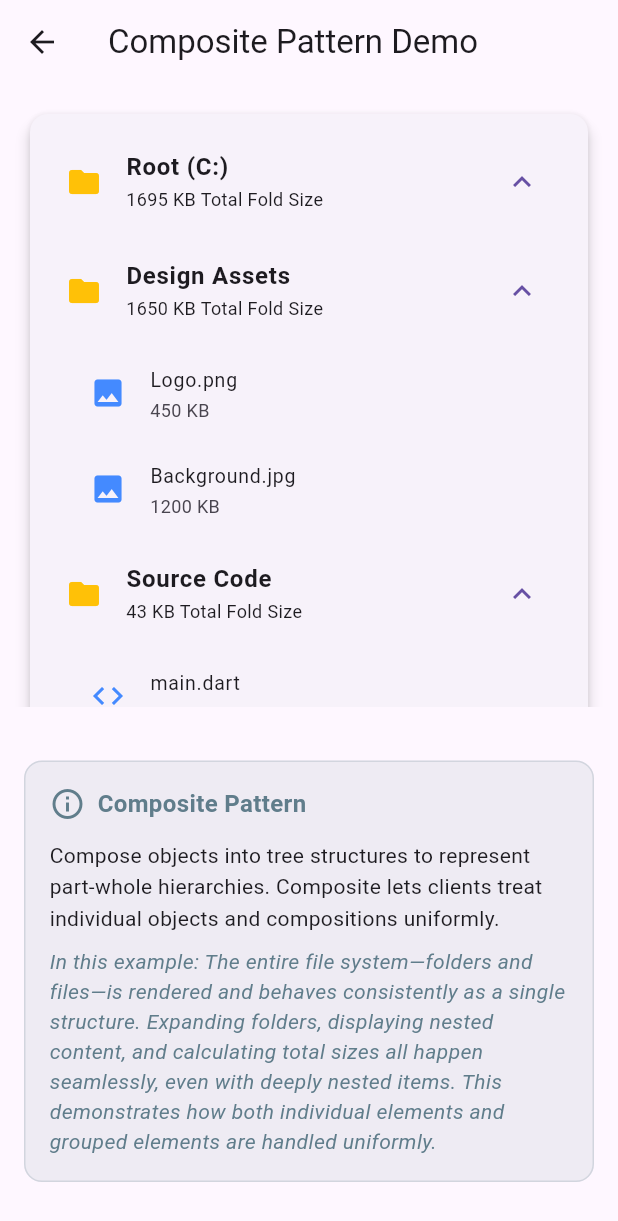
After one commit to abdalrhman7/design-patterns-by-example-dart-flutter, a Flutter app: the CompositeFileSystemScreen screen opened directly, on a phone screen of 412 x 824 dp. The commit adds this screen. Shown: the top 1221 px of the screen. Run offline on Flutter 3.47's test engine with Material 3 defaults, Android fonts, the phone set to English and light mode, and no system bars.

Commit message:
add Composite pattern flutter example

```diff
--- a/lib/home_screen/home_pattern_catalog.dart
+++ b/lib/home_screen/home_pattern_catalog.dart
@@ -14,6 +14,7 @@ import 'package:design_patterns_flutter/behavioral/iterator/flutter_examples/tim
 import 'package:design_patterns_flutter/structural/decorator/flutter_examples/pizza_decorator/ui/decorator_pizza_screen.dart';
 import 'package:design_patterns_flutter/structural/facade/flutter_examples/social_share/ui/social_share_screen.dart';
 import 'package:design_patterns_flutter/structural/facade/flutter_examples/travel_booking/ui/travel_booking_screen.dart';
+import 'package:design_patterns_flutter/structural/composite/flutter_examples/file_system/ui/composite_file_system_screen.dart';
 
 List<PatternCategory> buildHomePatternCatalog() {
   return [
@@ -184,6 +185,17 @@ List<PatternCategory> buildHomePatternCatalog() {
             ),
           ],
         ),
+        PatternItem(
+          name: 'Composite Pattern',
+          description: 'Compose objects into tree structures to represent part-whole hierarchies.',
+          examples: [
+            const ExampleItem(
+              title: 'Example 1: File System Explorer',
+              subtitle: 'Recursively rendering folders and files with uniform treatment.',
+              screen: CompositeFileSystemScreen(),
+            ),
+          ],
+        ),
       ],
     ),
   ];
--- /dev/null
+++ b/lib/structural/composite/flutter_examples/file_system/file_system_components.dart
@@ -0,0 +1,124 @@
+import 'package:flutter/material.dart';
+
+
+/// -------------------------------------------------------------
+/// 🧠 Example Context: File System (Composite Pattern)
+/// -------------------------------------------------------------
+/// Think about how a real file system works:
+///
+/// - You have individual files (like images, code files, documents).
+/// - You also have folders (directories) that can contain:
+///     • files
+///     • other folders (nested structure)
+///
+/// Example:
+/// Root Folder
+///   ├── Design Assets
+///   │     ├── Logo.png
+///   │     └── Background.jpg
+///   ├── Source Code
+///   │     ├── main.dart
+///   │     └── Utils
+///   │           ├── constants.dart
+///   │           └── api_helper.dart
+///   └── README.md
+///
+/// 💡 The key idea:
+/// A folder and a file should be treated the SAME way.
+///
+/// For example:
+/// - Get total size → works for file OR folder
+/// - Render UI → works for file OR folder
+///
+/// 👉 This is what the Composite Pattern solves:
+/// It allows us to treat individual objects (files)
+/// and groups of objects (folders) uniformly.
+///
+/// In this example:
+/// - FileItem = Leaf (single file)
+/// - DirectoryItem = Composite (can contain files or folders)
+/// - FileSystemComponent = common interface
+
+// -------------------------------------------------------------
+// 🔹 1. Component (The common interface)
+// -------------------------------------------------------------
+// This abstract class provides a uniform interface for both individual files
+// and complex directories. It dictates how they should calculate their size
+// and how they should render themselves in Flutter.
+abstract class FileSystemComponent {
+  final String name;
+
+  FileSystemComponent(this.name);
+
+  // Operation to calculate total size
+  int getSize();
+
+  // Operation to render its corresponding UI Widget
+  Widget buildWidget(BuildContext context);
+}
+
+// -------------------------------------------------------------
+// 🔹 2. Leaf (Atomic Element)
+// -------------------------------------------------------------
+// Represents a single file. It does not have children.
+class FileItem extends FileSystemComponent {
+  final int sizeInKb;
+  final IconData icon;
+
+  FileItem(super.name, this.sizeInKb, this.icon);
+
+  @override
+  int getSize() => sizeInKb;
+
+  @override
+  Widget buildWidget(BuildContext context) {
+    // A Leaf simply renders itself as a simple List Item.
+    return ListTile(
+      leading: Icon(icon, color: Colors.blueAccent),
+      title: Text(name),
+      subtitle: Text('$sizeInKb KB'),
+      dense: true,
+      contentPadding: const EdgeInsets.only(left: 32.0, right: 16.0),
+    );
+  }
+}
+
+// -------------------------------------------------------------
+// 🔹 3. Composite (Container Element)
+// -------------------------------------------------------------
+// Represents a directory that can contain multiple files or other directories.
+class DirectoryItem extends FileSystemComponent {
+  final List<FileSystemComponent> _components = [];
+
+  DirectoryItem(super.name);
+
+  void addComponent(FileSystemComponent component) {
+    _components.add(component);
+  }
+
+  @override
+  int getSize() {
+    // 🔹 Recursive Size Calculation
+    // Calculates the total size of everything inside this directory (and subdirectories).
+    return _components.fold(0, (total, component) => total + component.getSize());
+  }
+
+  @override
+  Widget buildWidget(BuildContext context) {
+    // 🔹 Recursive UI Rendering
+    // A Composite renders itself as an expandable tile, and automatically
+    // asks all of its children to render themselves inside of it without
+    // caring if the child is a simple File or another nested Directory!
+    return Theme(
+      data: Theme.of(context).copyWith(dividerColor: Colors.transparent),
+      child: ExpansionTile(
+        initiallyExpanded: true,
+        leading: const Icon(Icons.folder, color: Colors.amber),
+        title: Text(name, style: const TextStyle(fontWeight: FontWeight.bold)),
+        subtitle: Text('${getSize()} KB Total Fold Size', style: const TextStyle(fontSize: 12)),
+        // The magic happens here! Uniform delegation to `.buildWidget()`
+        children: _components.map((c) => c.buildWidget(context)).toList(),
+      ),
+    );
+  }
+}
--- /dev/null
+++ b/lib/structural/composite/flutter_examples/file_system/ui/composite_file_system_screen.dart
@@ -0,0 +1,81 @@
+import 'package:flutter/material.dart';
+import 'package:design_patterns_flutter/structural/composite/flutter_examples/file_system/file_system_components.dart';
+import 'package:design_patterns_flutter/core/widgets/pattern_definition_card.dart';
+
+class CompositeFileSystemScreen extends StatefulWidget {
+  const CompositeFileSystemScreen({super.key});
+
+  @override
+  State<CompositeFileSystemScreen> createState() => _CompositeFileSystemScreenState();
+}
+
+class _CompositeFileSystemScreenState extends State<CompositeFileSystemScreen> {
+  late final DirectoryItem _rootDirectory;
+
+  @override
+  void initState() {
+    super.initState();
+    // 🔹 Build the complex tree structure once in InitState
+    _rootDirectory = DirectoryItem('Root (C:)');
+
+    // Design branch
+    final designDir = DirectoryItem('Design Assets');
+    designDir.addComponent(FileItem('Logo.png', 450, Icons.image));
+    designDir.addComponent(FileItem('Background.jpg', 1200, Icons.image));
+
+    // Code branch (Includes another nested branch)
+    final codeDir = DirectoryItem('Source Code');
+    codeDir.addComponent(FileItem('main.dart', 15, Icons.code));
+    codeDir.addComponent(FileItem('pubspec.yaml', 3, Icons.settings));
+
+    final utilsDir = DirectoryItem('Utils'); // Nested!
+    utilsDir.addComponent(FileItem('constants.dart', 5, Icons.code));
+    utilsDir.addComponent(FileItem('api_helper.dart', 20, Icons.api));
+
+    codeDir.addComponent(utilsDir); // Adding a composite to another composite!
+
+    // Root branch additions
+    _rootDirectory.addComponent(designDir);
+    _rootDirectory.addComponent(codeDir);
+    _rootDirectory.addComponent(FileItem('README.md', 2, Icons.description));
+  }
+
+  @override
+  Widget build(BuildContext context) {
+    return Scaffold(
+      appBar: AppBar(
+        title: const Text('Composite Pattern Demo'),
+      ),
+      body: Column(
+        children: [
+          Expanded(
+            child: ListView(
+              padding: const EdgeInsets.all(16.0),
+              children: [
+                Card(
+                  elevation: 4,
+                  shape: RoundedRectangleBorder(borderRadius: BorderRadius.circular(12)),
+                  child: Padding(
+                    padding: const EdgeInsets.all(8.0),
+                    // 🔹 The Magic Call: We treat the entire complex tree as if
+                    // it were a single widget. The Composite Pattern handles the rest!
+                    child: _rootDirectory.buildWidget(context),
+                  ),
+                ),
+              ],
+            ),
+          ),
+
+          const Padding(
+            padding: EdgeInsets.all(16.0),
+            child: PatternDefinitionCard(
+              title: 'Composite Pattern',
+              description: 'Compose objects into tree structures to represent part-whole hierarchies. Composite lets clients treat individual objects and compositions uniformly.',
+              exampleContext: 'The entire file system—folders and files—is rendered and behaves consistently as a single structure. Expanding folders, displaying nested content, and calculating total sizes all happen seamlessly, even with deeply nested items. This demonstrates how both individual elements and grouped elements are handled uniformly.',
+            ),
+          ),
+        ],
+      ),
+    );
+  }
+}
```
